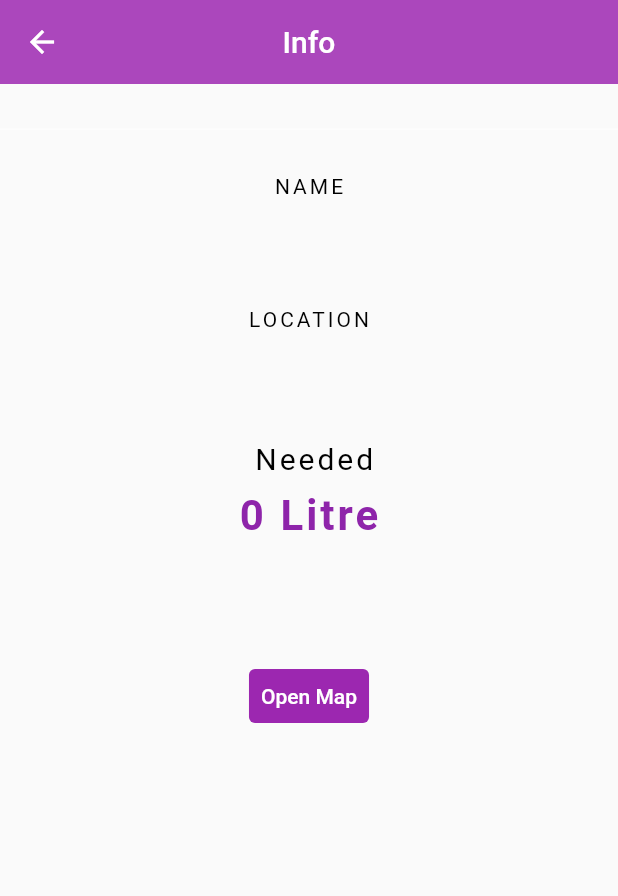
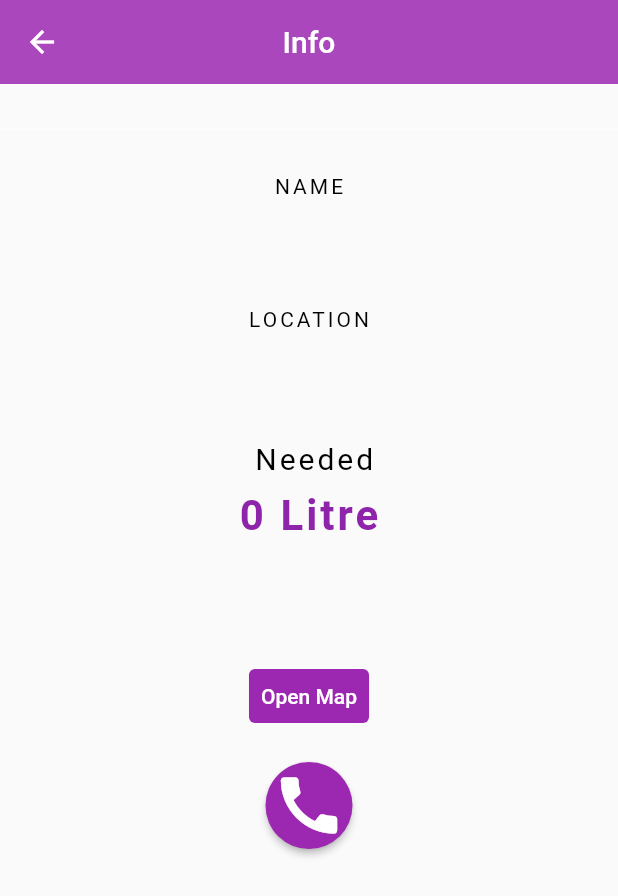
Before and after one commit to vikepk/out_of_gas, a Flutter app: the Mapdata screen opened directly with empty values, on a phone screen of 412 x 824 dp. Shown: the top 896 px of the screen. Run offline on Flutter 3.47's test engine with Material 2 defaults, Android fonts, the phone set to English and light mode, and no system bars; our stand-ins replace firebase_core, firebase_database, geolocator; missing offline and left inert: dart:ffi; accounts and stored records are empty.

Commit message:
Call opt added

```diff
--- a/lib/pages/helper_page.dart
+++ b/lib/pages/helper_page.dart
@@ -1,3 +1,5 @@
+import 'dart:ffi';
+
 import 'package:firebase_database/firebase_database.dart';
 import 'package:firebase_database/ui/firebase_animated_list.dart';
 import 'package:flutter/material.dart';
@@ -36,7 +38,8 @@ class _ReadDataState extends State<ReadData> {
                         snapshot.child('petrol_type').value.toString(),
                     'petrol_quantity':
                         snapshot.child('petrol_quantity').value.toString(),
-                    'lat&long': snapshot.child('lat&long').value.toString()
+                    'lat&long': snapshot.child('lat&long').value.toString(),
+                    'ph_num': snapshot.child('number').value.toString(),
                   };
                   return GestureDetector(
                     onTap: () {
--- a/lib/pages/map.dart
+++ b/lib/pages/map.dart
@@ -100,6 +100,22 @@ class _MapdataState extends State<Mapdata> {
                 ),
               ),
             ),
+            SizedBox(
+              height: 20,
+            ),
+            ElevatedButton(
+              style: ElevatedButton.styleFrom(
+                  shape: const CircleBorder(),
+                  padding: const EdgeInsets.all(4),
+                  backgroundColor: Colors.purple),
+              child: const Icon(
+                Icons.call,
+                size: 50,
+              ),
+              onPressed: () {
+                Maptutils.PhoneCall(data['ph_num']);
+              },
+            ),
           ],
         ));
   }
```
Also changed, not shown: lib/services/map_utils.dart (+9 -0 lines).
